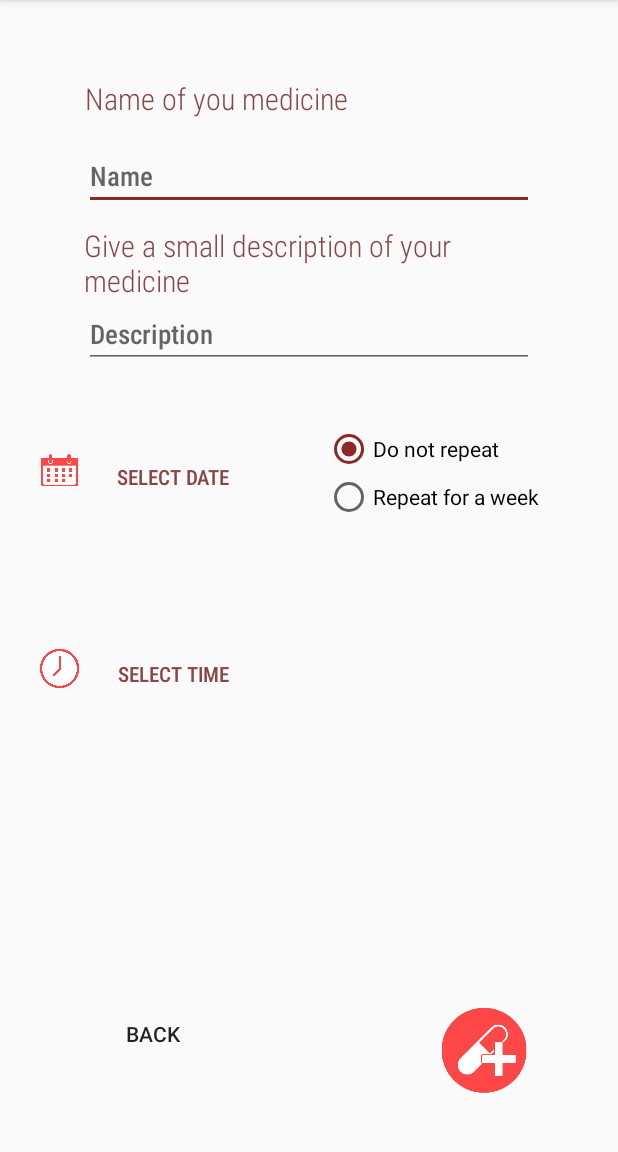
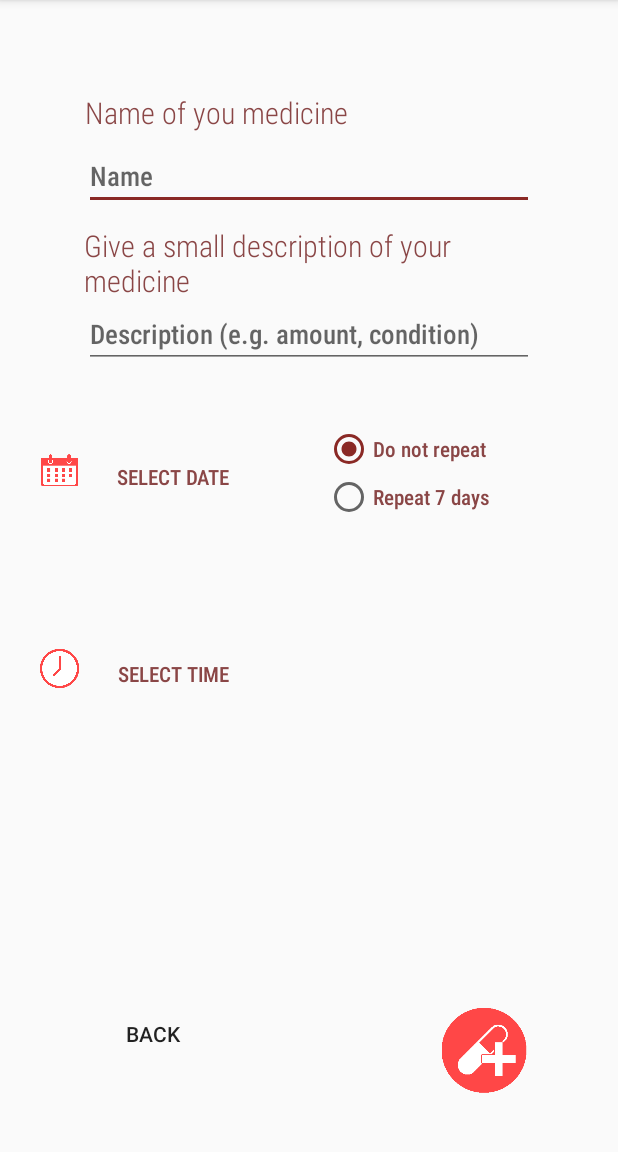
Before and after one commit to Mahamurahti/Medirem, an Android app: the AddMedicineActivity screen opened directly, with no data from a screen before it, on a phone screen of 412 x 824 dp, the part 84-1236 px from its top. Run offline under Robolectric (Android 15) with nearby library versions, the light colour scheme and no system bars.

Commit message:
tiny changes

```diff
--- a/Medirem_Project/app/src/main/res/layout/activity_add_medicine.xml
+++ b/Medirem_Project/app/src/main/res/layout/activity_add_medicine.xml
@@ -23,7 +23,7 @@
     <TextView
         android:id="@+id/nameYourMedicine"
         android:layout_width="300dp"
-        android:layout_height="0dp"
+        android:layout_height="30dp"
         android:layout_marginTop="52dp"
         android:fontFamily="sans-serif-condensed-light"
         android:text="Name of you medicine"
@@ -56,7 +56,7 @@
         android:layout_marginTop="200dp"
         android:ems="10"
         android:fontFamily="sans-serif-condensed-medium"
-        android:hint="Description"
+        android:hint="Description (e.g. amount, condition)"
         android:inputType="textPersonName"
         app:layout_constraintEnd_toEndOf="parent"
         app:layout_constraintStart_toStartOf="parent"
@@ -197,15 +197,19 @@
             android:layout_width="match_parent"
             android:layout_height="wrap_content"
             android:checked="true"
+            android:fontFamily="sans-serif-condensed-medium"
             android:onClick="radioButton"
-            android:text="Do not repeat" />
+            android:text="Do not repeat"
+            android:textColor="#8A4646" />
 
         <RadioButton
             android:id="@+id/yesRepeat"
             android:layout_width="match_parent"
             android:layout_height="wrap_content"
+            android:fontFamily="sans-serif-condensed-medium"
             android:onClick="radioButton"
-            android:text="Repeat for a week" />
+            android:text="Repeat 7 days"
+            android:textColor="#8A4646" />
     </RadioGroup>
 
 </androidx.constraintlayout.widget.ConstraintLayout>
--- a/Medirem_Project/app/src/main/res/layout/activity_main.xml
+++ b/Medirem_Project/app/src/main/res/layout/activity_main.xml
@@ -39,6 +39,7 @@
         android:onClick="addMedicine"
         android:text="Add Medicine"
         android:textColor="#ABC74C27"
+        android:textSize="15sp"
         app:layout_constraintBottom_toBottomOf="parent"
         app:layout_constraintEnd_toEndOf="parent"
         app:layout_constraintHorizontal_bias="0.56"
@@ -71,10 +72,10 @@
         android:layout_height="40dp"
         app:layout_constraintBottom_toBottomOf="parent"
         app:layout_constraintEnd_toStartOf="@+id/button"
-        app:layout_constraintHorizontal_bias="0.96"
+        app:layout_constraintHorizontal_bias="1.0"
         app:layout_constraintStart_toStartOf="parent"
         app:layout_constraintTop_toBottomOf="@+id/listOfMedicine"
-        app:layout_constraintVertical_bias="0.100000024"
+        app:layout_constraintVertical_bias="0.13"
         app:srcCompat="@drawable/chill_pill" />
 
     <ImageView
```
